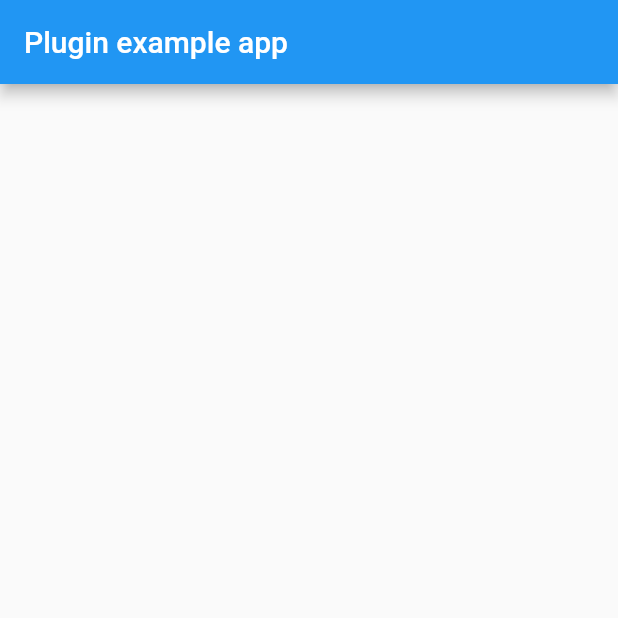
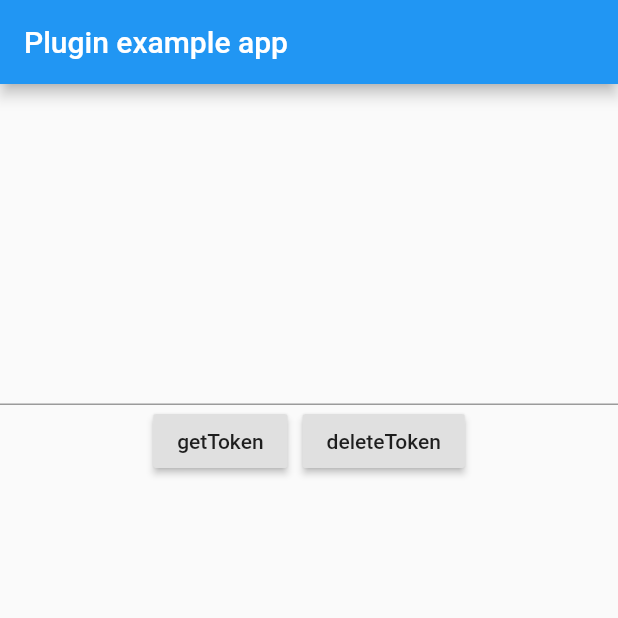
Before and after one commit to JiangJuHong/FlutterHuaWeiPushPlugin, a Flutter app: the screen it shows after launch, on a phone screen of 412 x 824 dp, the top half of it. Run offline on Flutter 3.47's test engine with Material 2 defaults, Android fonts, the phone set to English and light mode, and no system bars.

Commit message:
1. 增加可视化界面 2. 新线程中执行操作

```diff
--- a/example/lib/main.dart
+++ b/example/lib/main.dart
@@ -14,9 +14,17 @@ class MyApp extends StatefulWidget {
 }
 
 class _MyAppState extends State<MyApp> {
+  TextEditingController controller = TextEditingController();
+
+  Map<String, Function> methods = {};
+
   @override
   void initState() {
     super.initState();
+    this.methods = {
+      "getToken": () async => controller.text = await HuaWeiPushPlugin.getToken(),
+      "deleteToken": () async => controller.text = await HuaWeiPushPlugin.getToken(),
+    };
   }
 
   @override
@@ -27,6 +35,28 @@ class _MyAppState extends State<MyApp> {
           title: const Text('Plugin example app'),
         ),
         body: Center(
+          child: Column(
+            children: <Widget>[
+              TextField(
+                controller: controller,
+                maxLines: 10,
+              ),
+              Expanded(
+                child: Wrap(
+                  runSpacing: 10,
+                  spacing: 10,
+                  children: methods.keys
+                      .map(
+                        (key) => RaisedButton(
+                      onPressed: methods[key],
+                      child: Text(key),
+                    ),
+                  )
+                      .toList(),
+                ),
+              ),
+            ],
+          ),
         ),
       ),
     );
```
Also changed, not shown: 1 other file.
